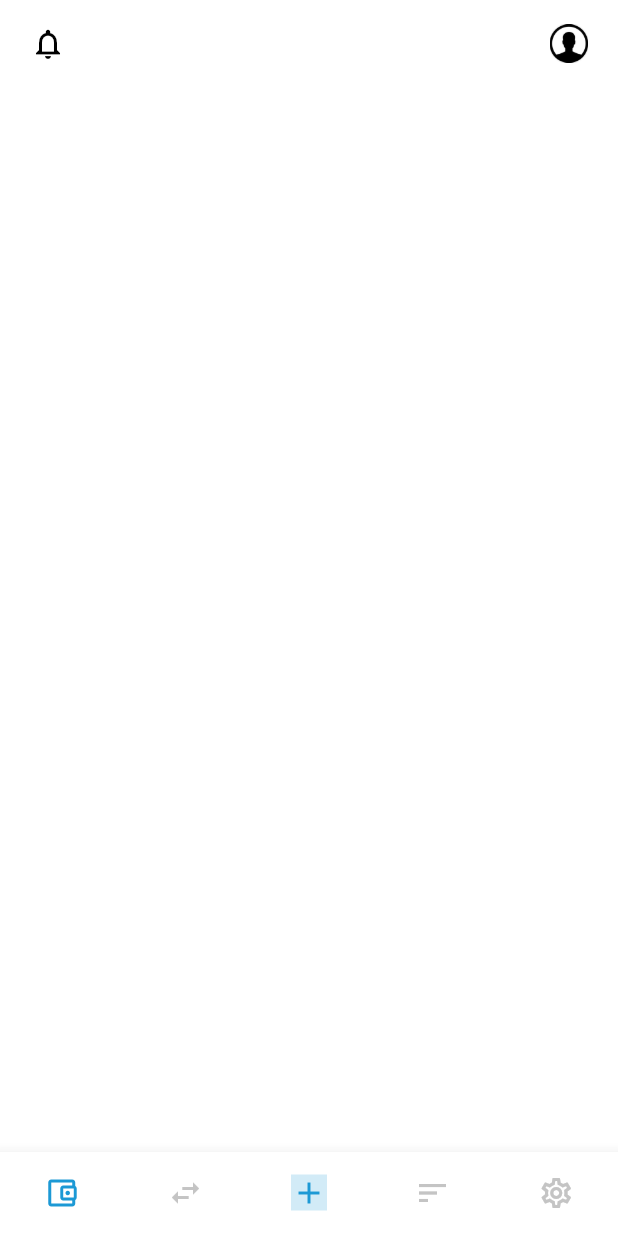
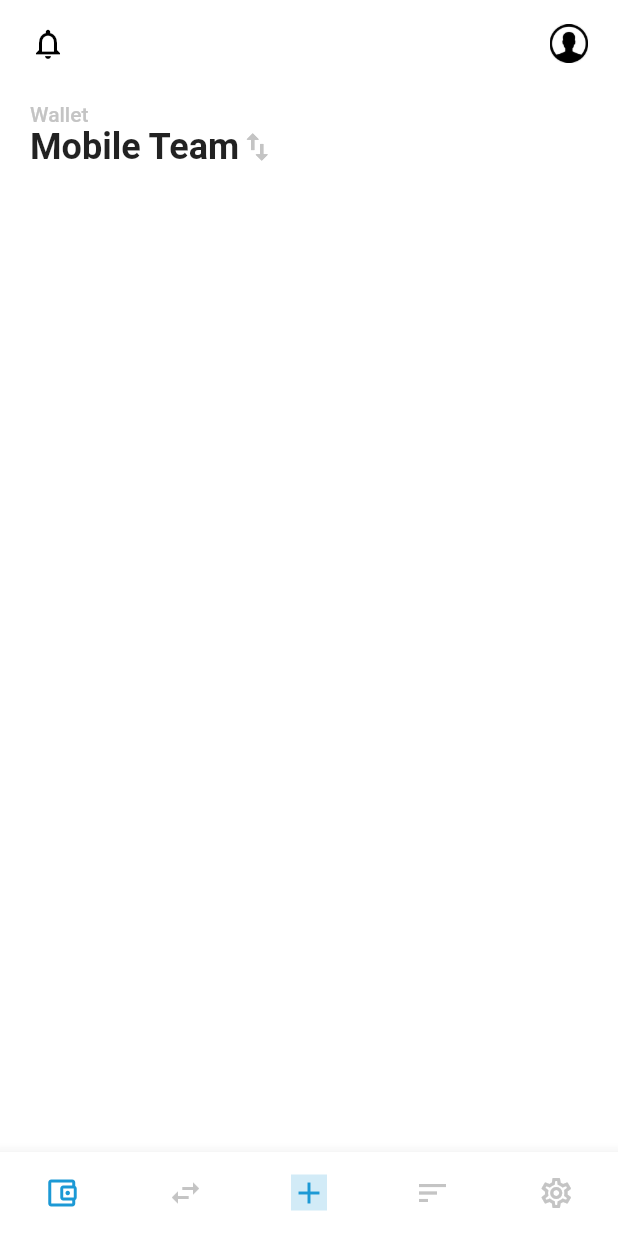
Before and after one commit to raymondyegon/ge_wallet, a Flutter app: the screen it shows after launch, on a phone screen of 412 x 824 dp. Run offline on Flutter 3.47's test engine with Material 2 defaults, Android fonts, the phone set to English and light mode, and no system bars; drawn by our look-alikes of auto_size_text.

Commit message:
Added Wallet selector widget

```diff
--- a/lib/core/platform/size_config.dart
+++ b/lib/core/platform/size_config.dart
@@ -26,58 +26,104 @@ class SizeConfig {
   double get size50HeightScaled => screenHeight * 0.061;
   double get size25HeightScaled => screenHeight * 0.031;
 
-  TextStyle get h5Theme => Theme.of(context).textTheme.apply(fontSizeFactor: 1).headline5!.copyWith(
+  TextStyle get h6Theme =>
+      Theme.of(context).textTheme.apply(fontSizeFactor: 1).headline5!.copyWith(
             fontSize: heightScaledSize(
-          Theme.of(context).textTheme.apply(fontSizeFactor: 1).headline5!.fontSize!,
+              Theme.of(context)
+                  .textTheme
+                  .apply(fontSizeFactor: 1)
+                  .headline6!
+                  .fontSize!,
             ),
           );
 
-  TextStyle get h4Theme => Theme.of(context).textTheme.apply(fontSizeFactor: 1).headline4!.copyWith(
+  TextStyle get h5Theme =>
+      Theme.of(context).textTheme.apply(fontSizeFactor: 1).headline5!.copyWith(
             fontSize: heightScaledSize(
-        Theme.of(context).textTheme.apply(fontSizeFactor: 1).headline4!.fontSize!,
-      ));
-
-  TextStyle get h3Theme => Theme.of(context).textTheme.apply(fontSizeFactor: 1).headline3!.copyWith(
-        fontSize: heightScaledSize(
-          Theme.of(context).textTheme.apply(fontSizeFactor: 1).headline3!.fontSize!,
+              Theme.of(context)
+                  .textTheme
+                  .apply(fontSizeFactor: 1)
+                  .headline5!
+                  .fontSize!,
             ),
           );
 
-  TextStyle get h2Theme => Theme.of(context).textTheme.apply(fontSizeFactor: 1).headline2!.copyWith(
+  TextStyle get h4Theme =>
+      Theme.of(context).textTheme.apply(fontSizeFactor: 1).headline4!.copyWith(
               fontSize: heightScaledSize(
-          Theme.of(context).textTheme.apply(fontSizeFactor: 1).headline2!.fontSize!,
+            Theme.of(context)
+                .textTheme
+                .apply(fontSizeFactor: 1)
+                .headline4!
+                .fontSize!,
+          ));
+
+  TextStyle get h3Theme =>
+      Theme.of(context).textTheme.apply(fontSizeFactor: 1).headline3!.copyWith(
+            fontSize: heightScaledSize(
+              Theme.of(context)
+                  .textTheme
+                  .apply(fontSizeFactor: 1)
+                  .headline3!
+                  .fontSize!,
             ),
           );
 
-  TextStyle get h1Theme => Theme.of(context).textTheme.apply(fontSizeFactor: 1).headline1!.copyWith(
+  TextStyle get h2Theme =>
+      Theme.of(context).textTheme.apply(fontSizeFactor: 1).headline2!.copyWith(
             fontSize: heightScaledSize(
-          Theme.of(context).textTheme.apply(fontSizeFactor: 1).headline1!.fontSize!,
+              Theme.of(context)
+                  .textTheme
+                  .apply(fontSizeFactor: 1)
+                  .headline2!
+                  .fontSize!,
             ),
           );
 
-  TextStyle get body2Theme => Theme.of(context).textTheme.apply(fontSizeFactor: 1).bodyText2!.copyWith(
+  TextStyle get h1Theme =>
+      Theme.of(context).textTheme.apply(fontSizeFactor: 1).headline1!.copyWith(
             fontSize: heightScaledSize(
-          Theme.of(context).textTheme.apply(fontSizeFactor: 1).bodyText2!.fontSize!,
+              Theme.of(context)
+                  .textTheme
+                  .apply(fontSizeFactor: 1)
+                  .headline1!
+                  .fontSize!,
             ),
           );
 
-  TextStyle get body1Theme => Theme.of(context).textTheme.apply(fontSizeFactor: 1).bodyText1!.copyWith(
+  TextStyle get body2Theme =>
+      Theme.of(context).textTheme.apply(fontSizeFactor: 1).bodyText2!.copyWith(
             fontSize: heightScaledSize(
-          Theme.of(context).textTheme.apply(fontSizeFactor: 1).bodyText1!.fontSize!,
+              Theme.of(context)
+                  .textTheme
+                  .apply(fontSizeFactor: 1)
+                  .bodyText2!
+                  .fontSize!,
             ),
           );
 
-  TextStyle get subtitle1Theme => Theme.of(context).textTheme.apply(fontSizeFactor: 1).subtitle1!.copyWith(
+  TextStyle get body1Theme =>
+      Theme.of(context).textTheme.apply(fontSizeFactor: 1).bodyText1!.copyWith(
+            fontSize: heightScaledSize(
+              Theme.of(context)
+                  .textTheme
+                  .apply(fontSizeFactor: 1)
+                  .bodyText1!
+                  .fontSize!,
+            ),
+          );
+
+  TextStyle get subtitle1Theme =>
+      Theme.of(context).textTheme.apply(fontSizeFactor: 1).subtitle1!.copyWith(
             fontSize: heightScaledSize(
               Theme.of(context).textTheme.subtitle1!.fontSize!,
             ),
           );
 
-  TextStyle get buttonTextTheme => Theme.of(context)
-      .textTheme
-      .apply(fontSizeFactor: 1)
-      .button!
-      .copyWith(fontSize: heightScaledSize(Theme.of(context).textTheme.button!.fontSize!));
+  TextStyle get buttonTextTheme =>
+      Theme.of(context).textTheme.apply(fontSizeFactor: 1).button!.copyWith(
+          fontSize:
+              heightScaledSize(Theme.of(context).textTheme.button!.fontSize!));
 
   double heightScaledSize(double size) {
     if (screenHeight >= 700 && screenWidth >= 400) {
--- a/lib/features/home/presentation/pages/home_screen.dart
+++ b/lib/features/home/presentation/pages/home_screen.dart
@@ -1,6 +1,9 @@
+import 'package:auto_size_text/auto_size_text.dart';
 import 'package:flutter/material.dart';
+import 'package:ge_wallet/core/platform/app_colors.dart';
 import 'package:ge_wallet/core/platform/app_images.dart';
 import 'package:ge_wallet/core/platform/size_config.dart';
+import 'package:ge_wallet/features/home/presentation/widgets/wallet_selector_widget.dart';
 
 class HomeScreen extends StatelessWidget {
   const HomeScreen({Key? key}) : super(key: key);
@@ -20,7 +23,10 @@ class HomeScreen extends StatelessWidget {
             padding: EdgeInsets.zero,
             shrinkWrap: true,
             physics: const BouncingScrollPhysics(),
-            children: [],
+            children: [
+              const WalletSelectorWidget(),
+              spacer(),
+            ],
           ),
         ),
       ],
--- /dev/null
+++ b/lib/features/home/presentation/widgets/wallet_selector_widget.dart
@@ -0,0 +1,42 @@
+import 'package:auto_size_text/auto_size_text.dart';
+import 'package:flutter/material.dart';
+import 'package:ge_wallet/core/platform/app_colors.dart';
+import 'package:ge_wallet/core/platform/size_config.dart';
+
+class WalletSelectorWidget extends StatelessWidget {
+  const WalletSelectorWidget({Key? key}) : super(key: key);
+
+  @override
+  Widget build(BuildContext context) {
+    final _sc = SizeConfig(context: context);
+
+    return Column(
+      crossAxisAlignment: CrossAxisAlignment.start,
+      children: [
+        AutoSizeText(
+          'Wallet',
+          style: _sc.body1Theme.copyWith(
+            color: AppColors.lightGray,
+          ),
+        ),
+        Row(
+          children: [
+            AutoSizeText(
+              'Mobile Team',
+              style: _sc.h5Theme.copyWith(
+                fontWeight: FontWeight.w600,
+              ),
+            ),
+            InkWell(
+              onTap: () {},
+              child: Icon(
+                Icons.swap_vert_outlined,
+                color: AppColors.lightGray,
+              ),
+            ),
+          ],
+        ),
+      ],
+    );
+  }
+}
```
Lines whose indentation alone changed are shown as unchanged.
